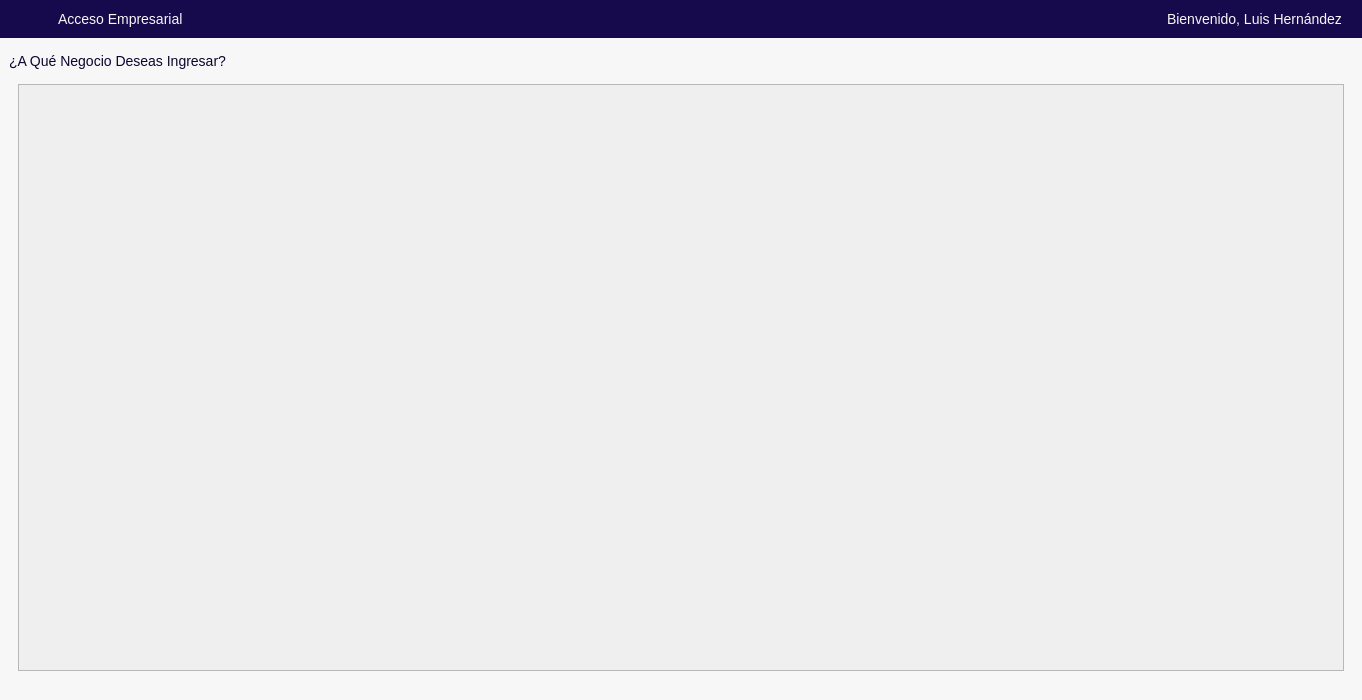
First picture: the form in app/ui/chooseBusiness.ui, repository Brando-1510/Proyecto-Integrador-2.0, before the edit.
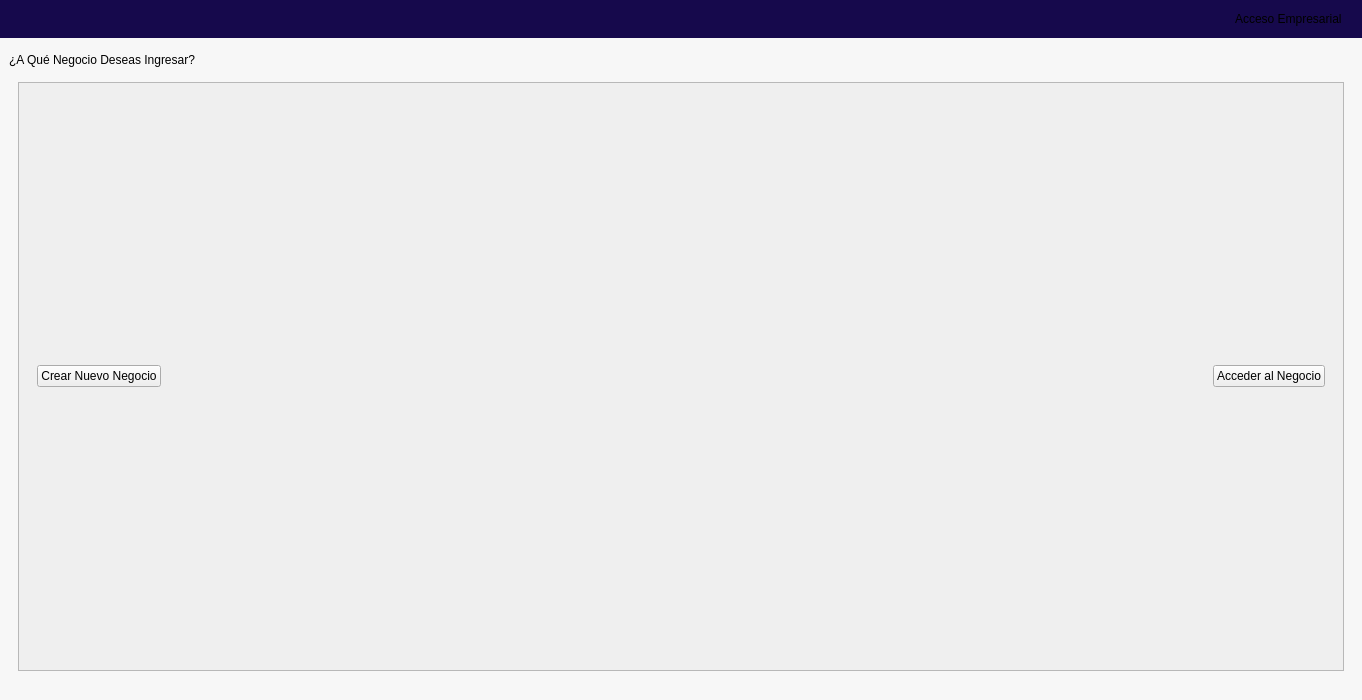
Second picture: the form after the edit. Icons and pictures are not drawn.

Commit message: (ui): agregando el modulo de escoger a que negocio entrar

Patch:
```diff
--- a/app/ui/chooseBusiness.ui
+++ b/app/ui/chooseBusiness.ui
@@ -26,10 +26,23 @@
    <string>Crear Cuenta</string>
   </property>
   <property name="styleSheet">
-   <string notr="true">
-#LoginWindow {
+   <string notr="true">#LoginWindow {
     background-color: #F7F7F7;
 }
+QFrame[tarjeta=&quot;Negocio&quot;] {
+    background-color: #ffffff;
+    border: 1px solid #dddddd;
+    border-radius: 10px;
+}
+QFrame[tarjeta=&quot;Negocio&quot;] {
+    background-color: #ffffff;
+    border: 1px solid #e0e0e0;
+    border-radius: 10px;
+}
+
+QFrame[tarjeta=&quot;Negocio&quot;]:hover {
+    border: 2px solid #2A094C;
+}
 
 /*
 -----------------------------------------------------------------------------------------------------
@@ -79,33 +92,19 @@
 -----------------------------------------------------------------------------------------------------
 */
 
-QLabel {
-    font-size: 14px;
-    color: #0E042F;
-}
-
 QLabel[texto=&quot;TituloPrincipal&quot;] {
     font-size: 30px;
     qproperty-alignment: 'AlignCenter';
     font-weight: bold;
+	color: #16094C;
 }
 
-QLabel[texto=&quot;Descripcion&quot;] {
-    font-size: 18px;
-    color: #6C6686;
-}
 
 QLabel[texto=&quot;InputTexto&quot;] {
     font-size: 16px;
     color: #6C6686;
 }
 
-QLabel[texto=&quot;Destacado&quot;] {
-    font-size: 16px;
-    color: #0E042F;
-    qproperty-alignment: 'AlignCenter';
-    font-weight: bold;
-}
 
 /*
 -----------------------------------------------------------------------------------------------------
@@ -170,6 +169,51 @@
     background: transparent;
     outline: none;
 }
+/*
+-----------------------------------------------------------------------------------------------------
+Botones
+-----------------------------------------------------------------------------------------------------
+*/
+
+/* --- BOTÓN PRIMARIO --- */
+QPushButton[boton=&quot;Primario&quot;] {
+    border-radius: 10px;
+    background-color: #5D38BB;
+    font-weight: bold;
+    color: #F7F7F7;
+    font-size: 12pt;
+    min-height: 40px;
+    padding-left: 20px;
+    padding-right: 20px;
+	width: 300px;
+}
+QPushButton[boton=&quot;Primario&quot;]:hover {
+    background-color: #744BCC;
+}
+
+QPushButton[boton=&quot;Primario&quot;]:pressed {
+    background-color: #472A8F;
+}
+/* --- BOTÓN SECUNDARIO --- */
+
+QPushButton[boton=&quot;Secundario&quot;] {
+    border-radius: 10px;
+	width: 300px;
+    background-color: rgba(161, 147, 204, 0.7);
+    font-weight: bold;
+    color: #5D38BB;
+    font-size: 18px;
+    min-height: 40px;
+}
+
+QPushButton[boton=&quot;Secundario&quot;]:hover {
+    background-color: rgba(161, 147, 204, 0.9);
+}
+
+QPushButton[boton=&quot;Secundario&quot;]:pressed {
+    background-color: rgba(131, 117, 174, 0.9);
+}
+
    </string>
   </property>
   <layout class="QVBoxLayout" name="verticalLayout">
@@ -203,20 +247,18 @@
 -----------------------------------------------------------------------------------------------------
 */
 
-QLabel {
-    font-size: 14px;
-    color: #F7F7F7;
+QLabel[texto=&quot;DestacadoArriba&quot;] {
+    font-size: 20px;
+    font-weight: bold;
+	color: #f7f7f7;
 }
-QLabel[texto=&quot;Destacado&quot;] {
+QLabel[texto=&quot;Descripcion&quot;] {
     font-size: 16px;
-    font-weight: bold;
+	color: #f7f7f7;
 }
 </string>
      </property>
      <layout class="QHBoxLayout" name="horizontalLayout">
-      <property name="spacing">
-       <number>30</number>
-      </property>
       <property name="leftMargin">
        <number>20</number>
       </property>
@@ -243,12 +285,9 @@
        </widget>
       </item>
       <item>
-       <widget class="QLabel" name="label_2">
-        <property name="styleSheet">
-         <string notr="true"/>
-        </property>
+       <widget class="QLabel" name="lblBienvenidaUser">
         <property name="text">
-         <string>Acceso Empresarial</string>
+         <string/>
         </property>
         <property name="texto" stdset="0">
          <string>Destacado</string>
@@ -269,9 +308,15 @@
        </spacer>
       </item>
       <item>
-       <widget class="QLabel" name="lblBienvenidaUser">
+       <widget class="QLabel" name="label_2">
+        <property name="styleSheet">
+         <string notr="true"/>
+        </property>
         <property name="text">
-         <string>Bienvenido, Luis Hernández</string>
+         <string>Acceso Empresarial</string>
+        </property>
+        <property name="texto" stdset="0">
+         <string>DestacadoArriba</string>
         </property>
        </widget>
       </item>
@@ -299,6 +344,9 @@
       </item>
       <item>
        <widget class="QStackedWidget" name="stackedWidget">
+        <property name="styleSheet">
+         <string notr="true"/>
+        </property>
         <property name="currentIndex">
          <number>0</number>
         </property>
@@ -366,7 +414,68 @@
                <height>489</height>
               </rect>
              </property>
-             <layout class="QGridLayout" name="gridLayout"/>
+             <layout class="QGridLayout" name="gridLayout">
+              <item row="0" column="0">
+               <layout class="QGridLayout" name="gridLayoutNegocios"/>
+              </item>
+              <item row="1" column="0">
+               <widget class="QWidget" name="widget_4" native="true">
+                <property name="maximumSize">
+                 <size>
+                  <width>16777215</width>
+                  <height>80</height>
+                 </size>
+                </property>
+                <layout class="QHBoxLayout" name="horizontalLayout_3">
+                 <item>
+                  <widget class="QPushButton" name="pushButton_2">
+                   <property name="maximumSize">
+                    <size>
+                     <width>500</width>
+                     <height>16777215</height>
+                    </size>
+                   </property>
+                   <property name="text">
+                    <string>Crear Nuevo Negocio</string>
+                   </property>
+                   <property name="boton" stdset="0">
+                    <string>Secundario</string>
+                   </property>
+                  </widget>
+                 </item>
+                 <item>
+                  <spacer name="horizontalSpacer_4">
+                   <property name="orientation">
+                    <enum>Qt::Horizontal</enum>
+                   </property>
+                   <property name="sizeHint" stdset="0">
+                    <size>
+                     <width>40</width>
+                     <height>20</height>
+                    </size>
+                   </property>
+                  </spacer>
+                 </item>
+                 <item>
+                  <widget class="QPushButton" name="btnEntrar">
+                   <property name="maximumSize">
+                    <size>
+                     <width>500</width>
+                     <height>16777215</height>
+                    </size>
+                   </property>
+                   <property name="text">
+                    <string>Acceder al Negocio</string>
+                   </property>
+                   <property name="boton" stdset="0">
+                    <string>Primario</string>
+                   </property>
+                  </widget>
+                 </item>
+                </layout>
+               </widget>
+              </item>
+             </layout>
             </widget>
            </widget>
           </item>
```
Left out of the diff: 17 changed lines with no effect on the pictures. The commit also changes 8 other files.
